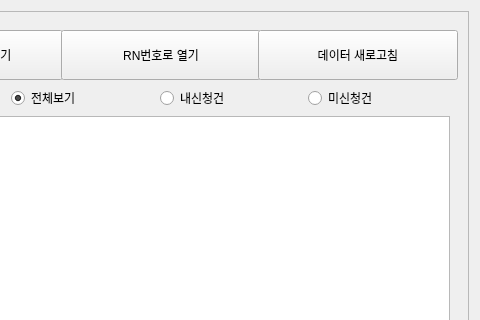
Qt form ui/pdf_load_area.ui (Glen-Lee-glitch/new_viewer) before a commit; both pictures show x 167 to 647 and y 0 to 320 of the 647 by 722 pixel window.
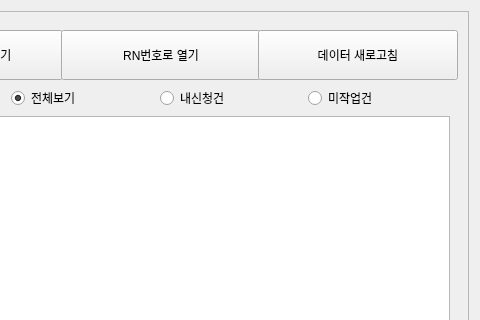
The same form after that commit.

Commit message: chore: '미신청건' 용어 '미작업건'으로 수정

What changed in the file:
```diff
--- a/ui/pdf_load_area.ui
+++ b/ui/pdf_load_area.ui
@@ -198,7 +198,7 @@
               <item>
                <widget class="QRadioButton" name="radioButton_unfinished_rows">
                 <property name="text">
-                 <string>미신청건</string>
+                 <string>미작업건</string>
                 </property>
                </widget>
               </item>
```
The commit also changes 1 other file.
